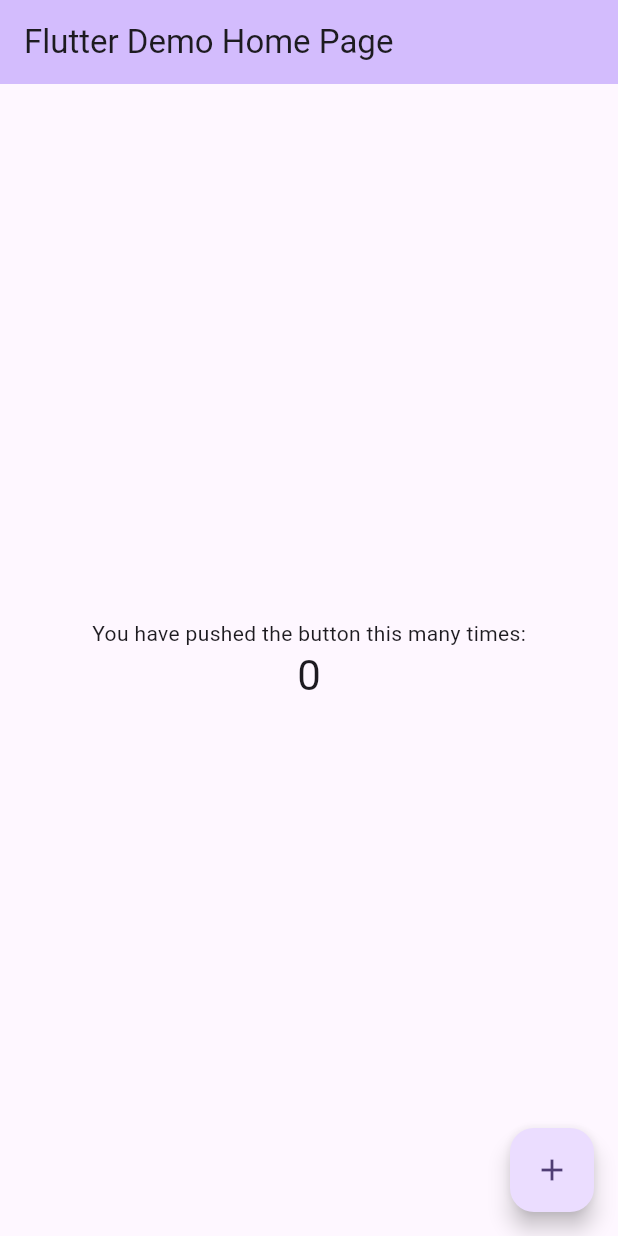
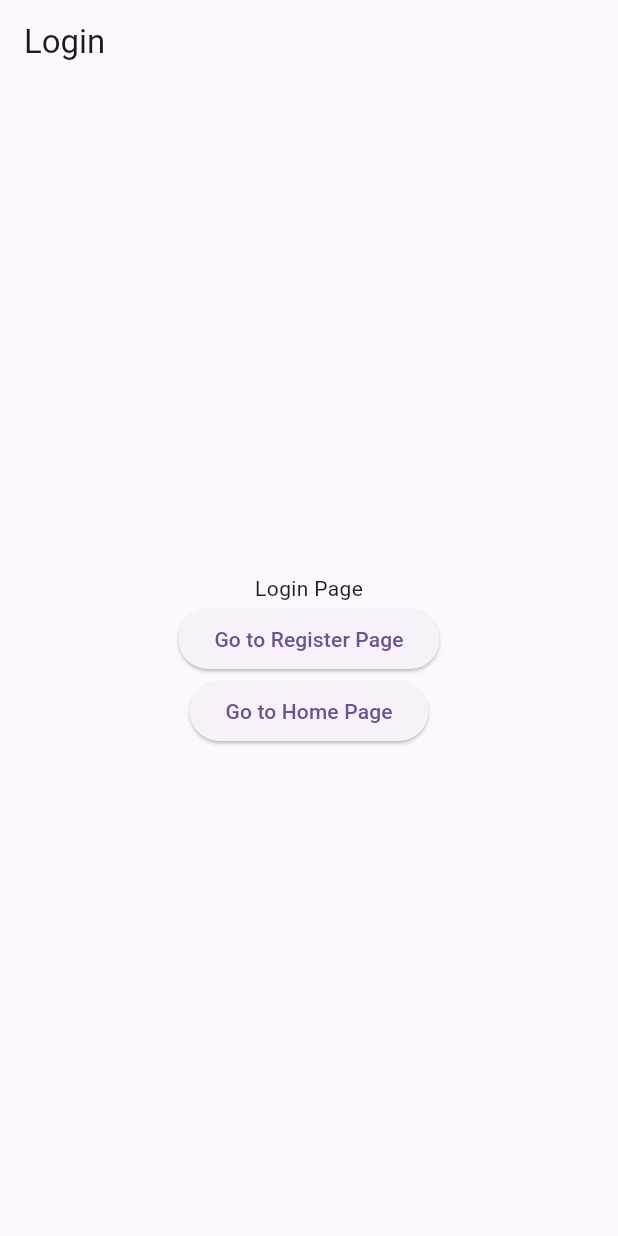
Before and after one commit to roswer13/verbsnap, a Flutter app: the screen it shows after launch, on a phone screen of 412 x 824 dp. Run offline on Flutter 3.47's test engine with Material 3 defaults, Android fonts, the phone set to English and light mode, and no system bars.

Commit message:
feat: Initialize project 🚧
- Add authentication.
- Add routing pages.
- Implement test coverage workflow.

```diff
--- a/lib/main.dart
+++ b/lib/main.dart
@@ -1,4 +1,7 @@
 import 'package:flutter/material.dart';
+import 'package:verbsnap/src/presentation/auth/login/LoginPage.dart';
+import 'package:verbsnap/src/presentation/auth/register/RegisterPage.dart';
+import 'package:verbsnap/src/presentation/home/HomePage.dart';
 
 void main() {
   runApp(const MyApp());
@@ -13,110 +16,14 @@ class MyApp extends StatelessWidget {
     return MaterialApp(
       title: 'Flutter Demo',
       theme: ThemeData(
-        // This is the theme of your application.
-        //
-        // TRY THIS: Try running your application with "flutter run". You'll see
-        // the application has a purple toolbar. Then, without quitting the app,
-        // try changing the seedColor in the colorScheme below to Colors.green
-        // and then invoke "hot reload" (save your changes or press the "hot
-        // reload" button in a Flutter-supported IDE, or press "r" if you used
-        // the command line to start the app).
-        //
-        // Notice that the counter didn't reset back to zero; the application
-        // state is not lost during the reload. To reset the state, use hot
-        // restart instead.
-        //
-        // This works for code too, not just values: Most code changes can be
-        // tested with just a hot reload.
         colorScheme: ColorScheme.fromSeed(seedColor: Colors.deepPurple),
       ),
-      home: const MyHomePage(title: 'Flutter Demo Home Page'),
+      initialRoute: 'login',
+      routes: {
+        'login': (context) => const LoginPage(),
+        'register': (context) => const RegisterPage(),
+        'home': (context) => const HomePage(),
+      },
     );
   }
 }
-
-class MyHomePage extends StatefulWidget {
-  const MyHomePage({super.key, required this.title});
-
-  // This widget is the home page of your application. It is stateful, meaning
-  // that it has a State object (defined below) that contains fields that affect
-  // how it looks.
-
-  // This class is the configuration for the state. It holds the values (in this
-  // case the title) provided by the parent (in this case the App widget) and
-  // used by the build method of the State. Fields in a Widget subclass are
-  // always marked "final".
-
-  final String title;
-
-  @override
-  State<MyHomePage> createState() => _MyHomePageState();
-}
-
-class _MyHomePageState extends State<MyHomePage> {
-  int _counter = 0;
-
-  void _incrementCounter() {
-    setState(() {
-      // This call to setState tells the Flutter framework that something has
-      // changed in this State, which causes it to rerun the build method below
-      // so that the display can reflect the updated values. If we changed
-      // _counter without calling setState(), then the build method would not be
-      // called again, and so nothing would appear to happen.
-      _counter++;
-    });
-  }
-
-  @override
-  Widget build(BuildContext context) {
-    // This method is rerun every time setState is called, for instance as done
-    // by the _incrementCounter method above.
-    //
-    // The Flutter framework has been optimized to make rerunning build methods
-    // fast, so that you can just rebuild anything that needs updating rather
-    // than having to individually change instances of widgets.
-    return Scaffold(
-      appBar: AppBar(
-        // TRY THIS: Try changing the color here to a specific color (to
-        // Colors.amber, perhaps?) and trigger a hot reload to see the AppBar
-        // change color while the other colors stay the same.
-        backgroundColor: Theme.of(context).colorScheme.inversePrimary,
-        // Here we take the value from the MyHomePage object that was created by
-        // the App.build method, and use it to set our appbar title.
-        title: Text(widget.title),
-      ),
-      body: Center(
-        // Center is a layout widget. It takes a single child and positions it
-        // in the middle of the parent.
-        child: Column(
-          // Column is also a layout widget. It takes a list of children and
-          // arranges them vertically. By default, it sizes itself to fit its
-          // children horizontally, and tries to be as tall as its parent.
-          //
-          // Column has various properties to control how it sizes itself and
-          // how it positions its children. Here we use mainAxisAlignment to
-          // center the children vertically; the main axis here is the vertical
-          // axis because Columns are vertical (the cross axis would be
-          // horizontal).
-          //
-          // TRY THIS: Invoke "debug painting" (choose the "Toggle Debug Paint"
-          // action in the IDE, or press "p" in the console), to see the
-          // wireframe for each widget.
-          mainAxisAlignment: MainAxisAlignment.center,
-          children: <Widget>[
-            const Text('You have pushed the button this many times:'),
-            Text(
-              '$_counter',
-              style: Theme.of(context).textTheme.headlineMedium,
-            ),
-          ],
-        ),
-      ),
-      floatingActionButton: FloatingActionButton(
-        onPressed: _incrementCounter,
-        tooltip: 'Increment',
-        child: const Icon(Icons.add),
-      ), // This trailing comma makes auto-formatting nicer for build methods.
-    );
-  }
-}
--- /dev/null
+++ b/lib/src/presentation/auth/login/LoginPage.dart
@@ -0,0 +1,32 @@
+import 'package:flutter/material.dart';
+
+class LoginPage extends StatelessWidget {
+  const LoginPage({super.key});
+
+  @override
+  Widget build(BuildContext context) {
+    return Scaffold(
+      appBar: AppBar(title: const Text('Login')),
+      body: Center(
+        child: Column(
+          mainAxisAlignment: MainAxisAlignment.center,
+          children: <Widget>[
+            const Text('Login Page'),
+            ElevatedButton(
+              onPressed: () {
+                Navigator.pushNamed(context, 'register');
+              },
+              child: const Text('Go to Register Page'),
+            ),
+            ElevatedButton(
+              onPressed: () {
+                Navigator.pushNamed(context, 'home');
+              },
+              child: const Text('Go to Home Page'),
+            ),
+          ],
+        ),
+      ),
+    );
+  }
+}
```
Also changed, not shown: lib/src/presentation/auth/register/RegisterPage.dart (added, +10 -0 lines), lib/src/presentation/home/HomePage.dart (added, +10 -0 lines), 6 other files.
